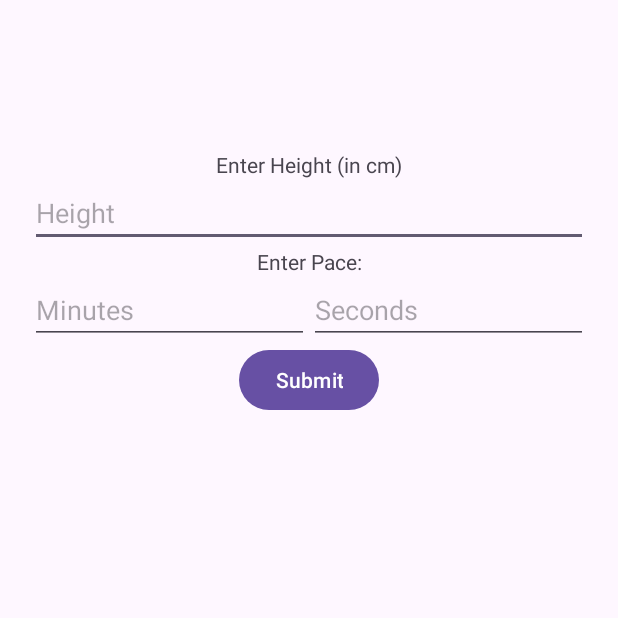
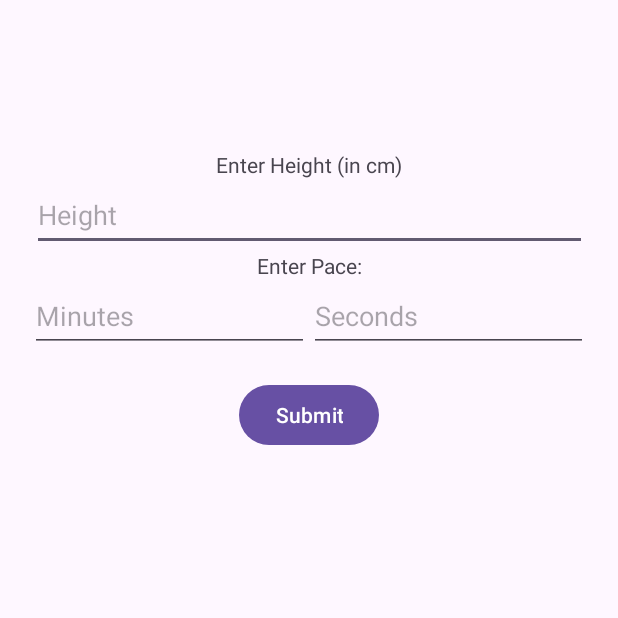
Before and after one commit to annavotin/footbeat, an Android app: the screen it shows after launch (FootBeatActivity), on a phone screen of 412 x 824 dp, the top half of it. Run offline under Robolectric (Android 15) with nearby library versions, the phone set to English and light mode, and no system bars; libraries missing offline, so code that uses them is left out: co.tryterra.terrartandroid; 1 statement that could not run was skipped.

Commit message:
started adding form to fill pace and height, calculate strides per minute and also added csv with songs and their corresponding bpms

```diff
--- a/app/build.gradle.kts
+++ b/app/build.gradle.kts
@@ -34,6 +34,7 @@ android {
 
 dependencies {
 
+    implementation("co.tryterra:terra-rtandroid:0.4.1")
     implementation("androidx.core:core-ktx:1.10.1")
     implementation("androidx.appcompat:appcompat:1.6.1")
     implementation("com.google.android.material:material:1.9.0")
--- /dev/null
+++ b/app/src/main/java/com/example/footbeat/Config.kt
@@ -0,0 +1,3 @@
+package com.example.footbeat
+
+const val DEVID = "thequackedcoders-testing-2UYlKaZTLd"
--- a/app/src/main/res/layout/activity_main.xml
+++ b/app/src/main/res/layout/activity_main.xml
@@ -22,8 +22,8 @@
             app:layout_constraintEnd_toEndOf="parent"/>
     <EditText
             android:id="@+id/editTextHeight"
-            android:layout_width="0dp"
-            android:layout_height="wrap_content"
+            android:layout_width="370dp"
+            android:layout_height="48dp"
             android:hint="Height"
             app:layout_constraintTop_toBottomOf="@id/textViewHeightLabel"
             app:layout_constraintStart_toStartOf="parent"
@@ -42,7 +42,7 @@
     <LinearLayout
             android:id="@+id/linearLayoutPace"
             android:layout_width="0dp"
-            android:layout_height="wrap_content"
+            android:layout_height="50dp"
             android:orientation="horizontal"
             app:layout_constraintTop_toBottomOf="@id/textViewPaceLabel"
             app:layout_constraintStart_toStartOf="parent"
@@ -52,7 +52,7 @@
         <EditText
                 android:id="@+id/editTextMinutes"
                 android:layout_width="0dp"
-                android:layout_height="wrap_content"
+                android:layout_height="48dp"
                 android:layout_weight="1"
                 android:hint="Minutes"
                 android:inputType="number"
@@ -62,12 +62,22 @@
         <EditText
                 android:id="@+id/editTextSeconds"
                 android:layout_width="0dp"
-                android:layout_height="wrap_content"
+                android:layout_height="48dp"
                 android:layout_weight="1"
                 android:hint="Seconds"
                 android:inputType="numberDecimal"
                 app:layout_constraintStart_toEndOf="@+id/editTextMinutes" android:autofillHints=""/>
     </LinearLayout>
+
+    <TextView
+            android:id="@+id/errorMessageLabel"
+            android:layout_width="wrap_content"
+            android:layout_height="wrap_content"
+            android:text="Error: please check that all of the text fields are filled"
+            android:textColor="#FF0000"
+            app:layout_constraintTop_toTopOf="parent"
+            app:layout_constraintStart_toStartOf="parent"
+            app:layout_constraintEnd_toEndOf="parent"/>
 
     <!-- Button to Submit -->
     <Button
@@ -77,7 +87,7 @@
             android:text="Submit"
             app:layout_constraintTop_toBottomOf="@id/linearLayoutPace"
             app:layout_constraintStart_toStartOf="parent"
-            app:layout_constraintEnd_toEndOf="parent"/>
+            app:layout_constraintEnd_toEndOf="parent" android:layout_marginTop="16dp"/>
 
 
 </androidx.constraintlayout.widget.ConstraintLayout>
--- a/build.gradle.kts
+++ b/build.gradle.kts
@@ -1,5 +1,7 @@
 // Top-level build file where you can add configuration options common to all sub-projects/modules.
+
 plugins {
     id("com.android.application") version "8.2.0" apply false
     id("org.jetbrains.kotlin.android") version "1.9.22" apply false
+
 }
```
Also changed, not shown: app/src/main/java/com/example/footbeat/FootBeatActivity.kt (+59 -14 lines), app/src/main/java/com/example/footbeat/GenerateUserToken.kt (added, +96 -0 lines), app/src/main/java/com/example/footbeat/Song.kt (added, +10 -0 lines), 1 other file.
